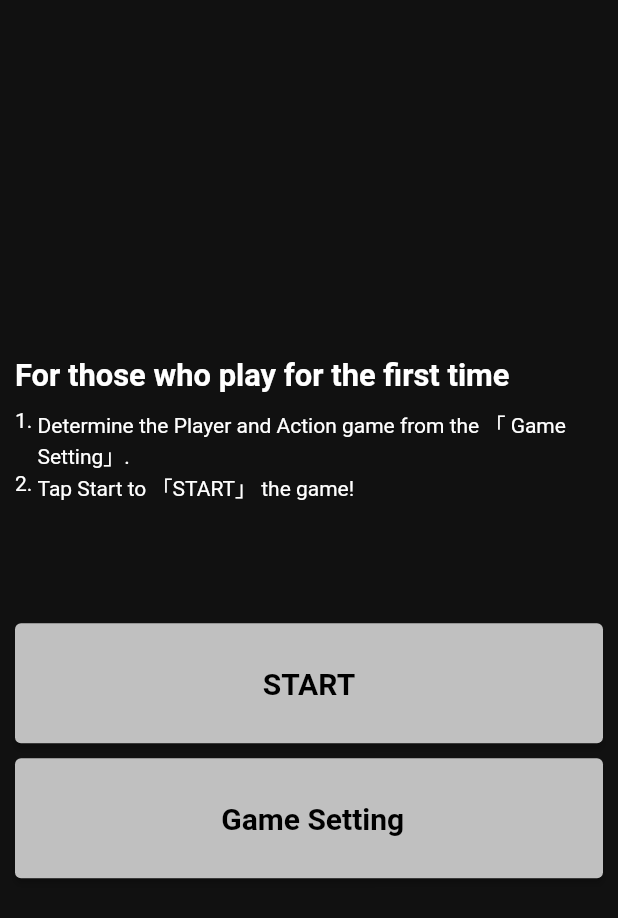
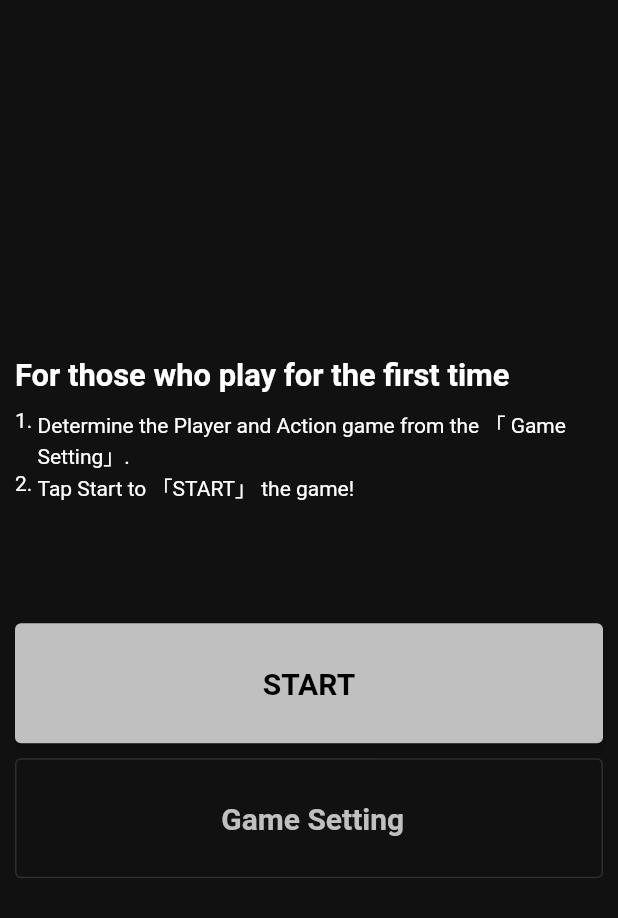
Before and after one commit to f-nakahara/random_slot_game, a Flutter app: the screen it shows after launch, on a phone screen of 412 x 824 dp. Shown: the top 918 px of the screen. Run offline on Flutter 3.47's test engine with Material 2 defaults, Android fonts, the phone set to English and light mode, and no system bars; our stand-ins replace equatable, flex_color_scheme, flutter_hooks, freezed_annotation, hooks_riverpod, sizer and 1 more; accounts and stored records are empty.

Commit message:
update button layout

```diff
--- a/lib/presentation/common/large_button.dart
+++ b/lib/presentation/common/large_button.dart
@@ -5,24 +5,39 @@ class LargeButton extends StatelessWidget {
     Key? key,
     required this.text,
     required this.onPressed,
+    this.isOutlined = false,
   }) : super(key: key);
 
   final String text;
   final Function() onPressed;
+  final bool isOutlined;
+
+  static const double height = 80.0;
+  static const double fontSize = 20.0;
 
   @override
   Widget build(BuildContext context) {
     return SizedBox(
       width: double.infinity,
-      height: 80,
-      child: ElevatedButton(
+      height: height,
+      child: isOutlined
+          ? OutlinedButton(
               onPressed: onPressed,
-        style: ElevatedButton.styleFrom(),
               child: Text(
                 text,
                 style: const TextStyle(
                   fontWeight: FontWeight.bold,
-            fontSize: 20,
+                  fontSize: fontSize,
+                ),
+              ),
+            )
+          : ElevatedButton(
+              onPressed: onPressed,
+              child: Text(
+                text,
+                style: const TextStyle(
+                  fontWeight: FontWeight.bold,
+                  fontSize: fontSize,
                 ),
               ),
             ),
--- a/lib/presentation/home/widget/game_setting_button/game_setting_button.dart
+++ b/lib/presentation/home/widget/game_setting_button/game_setting_button.dart
@@ -14,6 +14,7 @@ class GameSettingButton extends StatelessWidget {
     final localization = AppLocalization.of(context)!;
     return LargeButton(
       text: localization.gameSettingTitle,
+      isOutlined: true,
       onPressed: () {
         NavigatorUtil.push(
           context,
```
Lines whose indentation alone changed are shown as unchanged.
